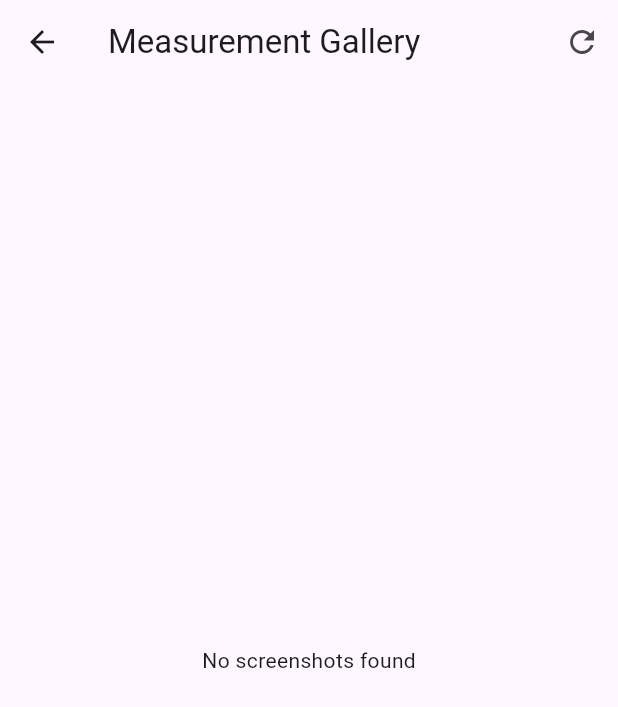
After one commit to Simulator11/ar_distance_measure, a Flutter app: the screen it shows after launch, after a tap on the "photo library" icon, on a phone screen of 412 x 824 dp. The commit adds this screen. Shown: the top 707 px of the screen. Run offline on Flutter 3.47's test engine with Material 3 defaults, Android fonts, the phone set to English and light mode, and no system bars; our stand-ins replace flutter_tts, screenshot; missing offline and left inert: ar_flutter_plugin_updated, image_gallery_saver_plus.

Commit message:
Second Commit, screenshot view in app implemented successifully

```diff
--- a/lib/screens/ar_distance_screen.dart
+++ b/lib/screens/ar_distance_screen.dart
@@ -1,11 +1,15 @@
-// File: lib/screens/ar_distance_screen.dart
-
+import 'dart:typed_data';
+import 'dart:io';
 import 'package:flutter/material.dart';
 import 'package:ar_flutter_plugin_updated/ar_flutter_plugin.dart';
-import 'package:vector_math/vector_math_64.dart' as vector;
+import 'package:flutter_tts/flutter_tts.dart';
+import 'package:screenshot/screenshot.dart';
+import 'package:image_gallery_saver_plus/image_gallery_saver_plus.dart';
+import 'package:path_provider/path_provider.dart';
 import '../services/ar_measure_service.dart';
 import '../widgets/control_panel.dart';
 import '../widgets/reticle_overlay.dart';
+import 'gallery_screen.dart';
 
 class ARDistanceScreen extends StatefulWidget {
   @override
@@ -14,17 +18,93 @@ class ARDistanceScreen extends StatefulWidget {
 
 class _ARDistanceScreenState extends State<ARDistanceScreen> {
   late ARMeasureService _measureService;
+  late FlutterTts _tts;
+  bool _ttsEnabled = true;
+  final ScreenshotController _screenshotController = ScreenshotController();
+  double? _lastSpokenDistance;
 
   @override
   void initState() {
     super.initState();
-    _measureService = ARMeasureService(onUpdate: () => setState(() {}));
+    _measureService = ARMeasureService(onUpdate: _handleUpdate);
+    _tts = FlutterTts();
+    _initializeTts();
+  }
+
+  void _handleUpdate() {
+    setState(() {
+      if (_measureService.distance != null &&
+          _measureService.distance != _lastSpokenDistance) {
+        _lastSpokenDistance = _measureService.distance;
+        _speakDistance();
+      }
+    });
+  }
+
+  Future<void> _initializeTts() async {
+    await _tts.setLanguage("en-US");
+    await _tts.setSpeechRate(0.5);
+  }
+
+  void _speakDistance() {
+    if (_ttsEnabled && _measureService.distance != null) {
+      _tts.speak("Distance is ${_measureService.getFormattedDistance()}");
+    }
+  }
+
+  Future<void> _saveScreenshot() async {
+    try {
+      final Uint8List? imageBytes = await _screenshotController.capture();
+      if (imageBytes == null) return;
+
+      final timestamp = DateTime.now().millisecondsSinceEpoch;
+
+      // Save to app's documents directory for in-app gallery
+      final directory = await getApplicationDocumentsDirectory();
+      final appImagePath = '${directory.path}/ar_distance_$timestamp.png';
+      await File(appImagePath).writeAsBytes(imageBytes);
+
+      // Save to device gallery
+      final result = await ImageGallerySaverPlus.saveImage(
+        imageBytes,
+        name: 'ar_distance_$timestamp',
+      );
+
+      if (result != null && result['isSuccess'] as bool) {
+        ScaffoldMessenger.of(context).showSnackBar(
+            const SnackBar(content: Text("Screenshot saved to gallery!"))
+        );
+      } else {
+        ScaffoldMessenger.of(context).showSnackBar(
+            SnackBar(content: Text("Saved to app gallery but failed to save to device: ${result?['errorMessage'] ?? 'Unknown error'}"))
+        );
+      }
+    } catch (e) {
+      ScaffoldMessenger.of(context).showSnackBar(
+          SnackBar(content: Text("Failed to save: $e"))
+      );
+    }
+  }
+
+  void _navigateToGallery() {
+    Navigator.push(
+      context,
+      MaterialPageRoute(builder: (context) => GalleryScreen()),
+    );
+  }
+
+  @override
+  void dispose() {
+    _tts.stop();
+    super.dispose();
   }
 
   @override
   Widget build(BuildContext context) {
     return Scaffold(
-      body: Stack(
+      body: Screenshot(
+        controller: _screenshotController,
+        child: Stack(
           children: [
             ARView(
               onARViewCreated: _measureService.onARViewCreated,
@@ -39,7 +119,7 @@ class _ARDistanceScreenState extends State<ARDistanceScreen> {
                   decoration: BoxDecoration(
                     color: Colors.white,
                     borderRadius: BorderRadius.circular(8),
-                  boxShadow: [
+                    boxShadow: const [
                       BoxShadow(
                         color: Colors.black26,
                         blurRadius: 6,
@@ -49,7 +129,26 @@ class _ARDistanceScreenState extends State<ARDistanceScreen> {
                   ),
                   child: Text(
                     "Distance: ${_measureService.getFormattedDistance()}",
-                  style: TextStyle(color: Colors.deepPurple, fontSize: 18, fontWeight: FontWeight.bold),
+                    style: const TextStyle(
+                        color: Colors.deepPurple,
+                        fontSize: 18,
+                        fontWeight: FontWeight.bold
+                    ),
+                  ),
+                ),
+              ),
+            Positioned(
+              top: 50,
+              right: 20,
+              child: Container(
+                decoration: BoxDecoration(
+                  color: Colors.black38,
+                  shape: BoxShape.circle,
+                ),
+                child: IconButton(
+                  icon: Icon(Icons.photo_library, color: Colors.white),
+                  onPressed: _navigateToGallery,
+                  tooltip: "View Gallery",
                 ),
               ),
             ),
@@ -57,9 +156,15 @@ class _ARDistanceScreenState extends State<ARDistanceScreen> {
               bottom: 0,
               left: 0,
               right: 0,
-            child: ControlPanel(service: _measureService),
+              child: ControlPanel(
+                service: _measureService,
+                onScreenshot: _saveScreenshot,
+                onTtsToggle: (value) => setState(() => _ttsEnabled = value),
+                ttsEnabled: _ttsEnabled,
+              ),
             ),
           ],
+        ),
       ),
     );
   }
--- /dev/null
+++ b/lib/screens/gallery_screen.dart
@@ -0,0 +1,144 @@
+// File: lib/screens/gallery_screen.dart
+
+import 'dart:io';
+import 'package:flutter/material.dart';
+import 'package:path_provider/path_provider.dart';
+
+class GalleryScreen extends StatefulWidget {
+  @override
+  _GalleryScreenState createState() => _GalleryScreenState();
+}
+
+class _GalleryScreenState extends State<GalleryScreen> {
+  List<File> _screenshots = [];
+  bool _isLoading = true;
+
+  @override
+  void initState() {
+    super.initState();
+    _loadScreenshots();
+  }
+
+  Future<void> _loadScreenshots() async {
+    final directory = await getApplicationDocumentsDirectory();
+    final files = directory.listSync();
+
+    setState(() {
+      _screenshots = files
+          .whereType<File>()
+          .where((file) => file.path.endsWith('.png') && file.path.contains('ar_distance_'))
+          .toList()
+          .reversed
+          .toList();
+
+      _isLoading = false;
+    });
+  }
+
+  Future<void> _deleteScreenshot(File file) async {
+    try {
+      await file.delete();
+      setState(() {
+        _screenshots.remove(file);
+      });
+      ScaffoldMessenger.of(context).showSnackBar(
+          SnackBar(content: Text("Screenshot deleted"))
+      );
+    } catch (e) {
+      ScaffoldMessenger.of(context).showSnackBar(
+          SnackBar(content: Text("Failed to delete: $e"))
+      );
+    }
+  }
+
+  @override
+  Widget build(BuildContext context) {
+    return Scaffold(
+      appBar: AppBar(
+        title: Text('Measurement Gallery'),
+        actions: [
+          IconButton(
+            icon: Icon(Icons.refresh),
+            onPressed: () {
+              setState(() => _isLoading = true);
+              _loadScreenshots();
+            },
+          ),
+        ],
+      ),
+      body: _isLoading
+          ? Center(child: CircularProgressIndicator())
+          : _screenshots.isEmpty
+          ? Center(child: Text('No screenshots found'))
+          : GridView.builder(
+        gridDelegate: SliverGridDelegateWithFixedCrossAxisCount(
+          crossAxisCount: 2,
+          crossAxisSpacing: 8,
+          mainAxisSpacing: 8,
+          childAspectRatio: 0.7,
+        ),
+        padding: EdgeInsets.all(8),
+        itemCount: _screenshots.length,
+        itemBuilder: (context, index) {
+          return _buildImageItem(_screenshots[index]);
+        },
+      ),
+    );
+  }
+
+  Widget _buildImageItem(File file) {
+    return GestureDetector(
+      onTap: () => _showFullImage(file),
+      child: Stack(
+        fit: StackFit.expand,
+        children: [
+          Image.file(file, fit: BoxFit.cover),
+          Positioned(
+            bottom: 0,
+            left: 0,
+            right: 0,
+            child: Container(
+              color: Colors.black54,
+              padding: EdgeInsets.all(4),
+              child: Text(
+                _getFileName(file),
+                style: TextStyle(color: Colors.white, fontSize: 12),
+                textAlign: TextAlign.center,
+              ),
+            ),
+          ),
+          Positioned(
+            top: 4,
+            right: 4,
+            child: IconButton(
+              icon: Icon(Icons.delete, color: Colors.red),
+              onPressed: () => _deleteScreenshot(file),
+            ),
+          ),
+        ],
+      ),
+    );
+  }
+
+  void _showFullImage(File file) {
+    showDialog(
+      context: context,
+      builder: (context) => Dialog(
+        child: InteractiveViewer(
+          panEnabled: true,
+          minScale: 0.5,
+          maxScale: 4.0,
+          child: Image.file(file),
+        ),
+      ),
+    );
+  }
+
+  String _getFileName(File file) {
+    final path = file.path;
+    final name = path.split('/').last;
+    final timestamp = name.replaceAll('ar_distance_', '').replaceAll('.png', '');
+    final date = DateTime.fromMillisecondsSinceEpoch(int.parse(timestamp));
+    return '${date.hour}:${date.minute.toString().padLeft(2, '0')} ${date.day}/${date.month}/${date.year}';
+  }
+}
--- a/lib/widgets/control_panel.dart
+++ b/lib/widgets/control_panel.dart
@@ -1,12 +1,18 @@
-// File: lib/widgets/control_panel.dart
-
 import 'package:flutter/material.dart';
 import '../services/ar_measure_service.dart';
 
 class ControlPanel extends StatelessWidget {
   final ARMeasureService service;
+  final VoidCallback onScreenshot;
+  final ValueChanged<bool> onTtsToggle;
+  final bool ttsEnabled;
 
-  const ControlPanel({required this.service});
+  const ControlPanel({
+    required this.service,
+    required this.onScreenshot,
+    required this.onTtsToggle,
+    required this.ttsEnabled,
+  });
 
   @override
   Widget build(BuildContext context) {
@@ -30,6 +36,12 @@ class ControlPanel extends StatelessWidget {
                 label: const Text("Reset"),
                 style: ElevatedButton.styleFrom(backgroundColor: Colors.redAccent),
               ),
+              IconButton(
+                onPressed: onScreenshot,
+                icon: Icon(Icons.camera_alt, size: 30),
+                color: Colors.deepPurple,
+                tooltip: "Save Screenshot",
+              ),
             ],
           ),
           const SizedBox(height: 10),
@@ -39,6 +51,12 @@ class ControlPanel extends StatelessWidget {
               _unitButton("m", UnitSystem.meters),
               _unitButton("cm", UnitSystem.centimeters),
               _unitButton("in", UnitSystem.inches),
+              Switch(
+                value: ttsEnabled,
+                onChanged: onTtsToggle,
+                activeColor: Colors.deepPurple,
+              ),
+              Text("TTS", style: TextStyle(fontWeight: FontWeight.bold)),
             ],
           ),
         ],
--- a/pubspec.yaml
+++ b/pubspec.yaml
@@ -32,6 +32,11 @@ dependencies:
     sdk: flutter
   ar_flutter_plugin_updated: ^0.0.1
   vector_math: ^2.1.4
+  flutter_tts: ^4.2.3
+  image_gallery_saver_plus: ^4.0.1
+  path_provider: ^2.1.5
+  screenshot: ^3.0.0
+  permission_handler: ^11.3.1
 
   # The following adds the Cupertino Icons font to your application.
   # Use with the CupertinoIcons class for iOS style icons.
```
Also changed, not shown: pubspec.lock, 4 other files. Lines whose indentation alone changed are shown as unchanged.
